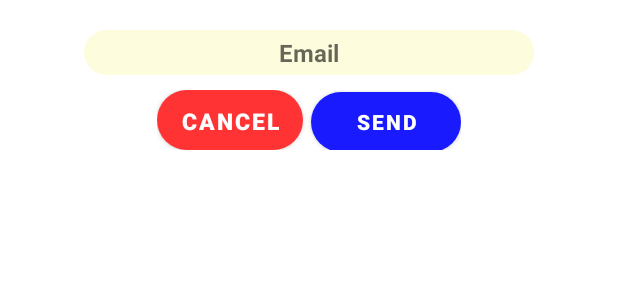
After one commit to MrinankaDharWork/FireBasseDemoApp99, an Android app: the layout forgot_dialog_layout.xml on its own in the app's theme, with its tools: preview values and no code run, on a phone screen of 412 x 824 dp. The commit adds this screen. Shown: the top 300 px of the screen. Run offline under Robolectric (Android 15) with nearby library versions, the phone set to English and light mode, and no system bars.

Commit message:
implement dialog box for forgot pasword

```diff
--- a/app/src/main/java/com/example/firebassedemoapp/ui/MiniRegister.kt
+++ b/app/src/main/java/com/example/firebassedemoapp/ui/MiniRegister.kt
@@ -30,6 +30,7 @@ class MiniRegister : Fragment() {
         _binding = FragmentMiniRegisterBinding.inflate(inflater, container, false)
         return binding.root
     }
+
 
     override fun onViewCreated(view: View, savedInstanceState: Bundle?) {
         super.onViewCreated(view, savedInstanceState)
--- /dev/null
+++ b/app/src/main/res/drawable/dialog_button1.xml
@@ -0,0 +1,6 @@
+<?xml version="1.0" encoding="UTF-8"?>
+<shape xmlns:android="http://schemas.android.com/apk/res/android">
+    <corners android:radius="50dp" />
+    <stroke android:color="#000000" android:width="3dp" />
+    <solid android:color="#660066" />
+</shape>
--- /dev/null
+++ b/app/src/main/res/layout/forgot_dialog_layout.xml
@@ -0,0 +1,57 @@
+<?xml version="1.0" encoding="utf-8"?>
+<LinearLayout xmlns:android="http://schemas.android.com/apk/res/android"
+    xmlns:app="http://schemas.android.com/apk/res-auto"
+    android:layout_width="match_parent"
+    android:layout_height="120dp"
+    android:layout_margin="10dp"
+    android:background="#ffffff"
+    android:orientation="vertical"
+    android:paddingBottom="10dp">
+
+    <EditText
+        android:id="@+id/enteredText"
+        android:layout_width="300dp"
+        android:layout_height="30dp"
+        android:layout_gravity="center"
+        android:layout_margin="10dp"
+        android:background="@drawable/custombutton1"
+        android:hint="Email"
+        android:textAlignment="center"
+        android:textColor="#000000"
+        android:textSize="16sp"
+        android:textStyle="bold" />
+
+
+    <LinearLayout
+        android:layout_width="wrap_content"
+        android:layout_height="40dp"
+        android:layout_gravity="center"
+        android:background="#ffffff"
+        android:orientation="horizontal">
+
+        <Button
+            android:id="@+id/cancel"
+            android:layout_width="wrap_content"
+            android:layout_height="wrap_content"
+            android:background="@drawable/custombutoon2"
+            android:focusable="true"
+            android:text="Cancel"
+            android:textColor="#ffffff"
+            android:textSize="15sp"
+            android:textStyle="bold"
+            app:backgroundTint="#ff3333"/>
+
+        <Button
+            android:id="@+id/send"
+            android:layout_width="100dp"
+            android:layout_height="wrap_content"
+            android:layout_marginLeft="5dp"
+            android:background="@drawable/custombutoon2"
+            android:clickable="true"
+            android:text="Send"
+            android:textColor="#ffffff"
+            android:textStyle="bold"
+            app:backgroundTint="#1a1aff" />
+    </LinearLayout>
+
+</LinearLayout>
--- a/app/src/main/res/values/strings.xml
+++ b/app/src/main/res/values/strings.xml
@@ -3,4 +3,6 @@
     <!-- TODO: Remove or change this placeholder text -->
     <string name="hello_blank_fragment">Hello blank fragment</string>
     <string name="welcome_message">Welcome To Firebase \n Demo App</string>
+    <string name="forgot_dialog_message">A link for resetting your password will be sent to your email.</string>
+    <string name="forgot_dialog_title">Provide your email</string>
 </resources>
```
Also changed, not shown: app/src/main/java/com/example/firebassedemoapp/ui/ForgotPassDialog.kt (added, +54 -0 lines), app/src/main/java/com/example/firebassedemoapp/ui/MiniLogin.kt (+11 -8 lines).
